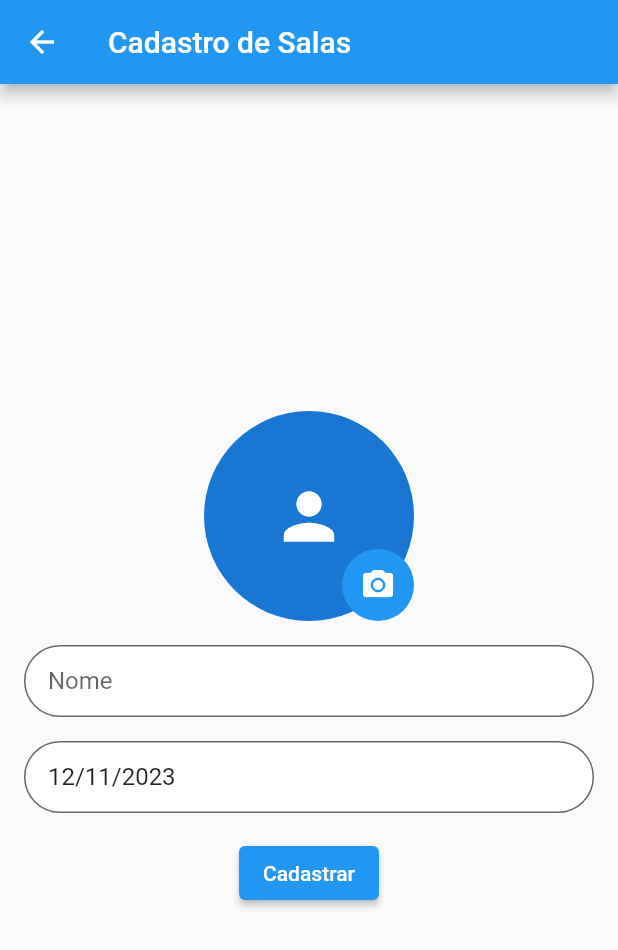
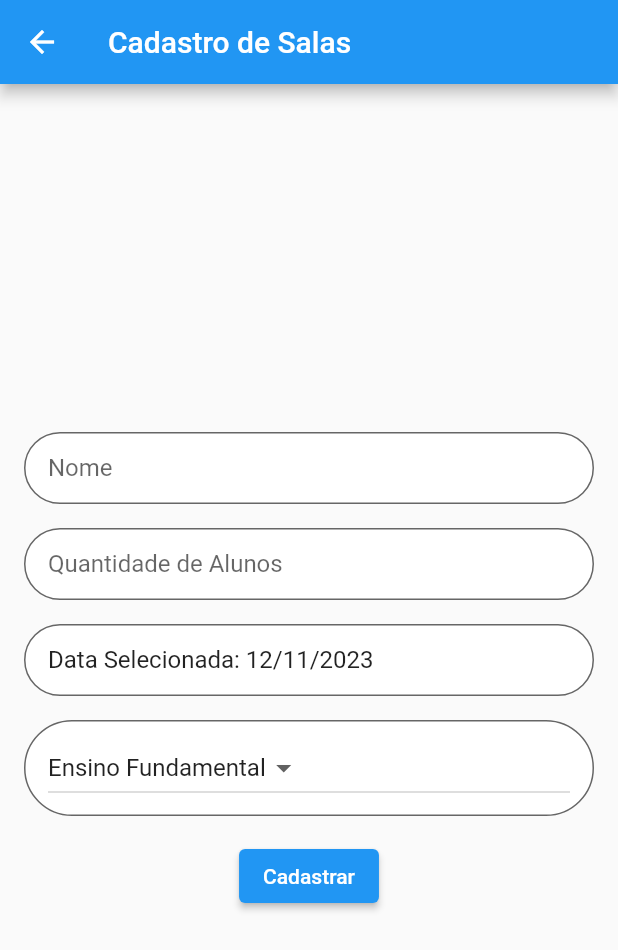
Before and after one commit to heeydoug/flutter-juntos-aprender, a Flutter app: the CreateClassroomScreen screen opened directly, on a phone screen of 412 x 824 dp. Shown: the top 950 px of the screen. Run offline on Flutter 3.47's test engine with Material 2 defaults, Android fonts, the phone set to English and light mode, and no system bars; our stand-ins replace cloud_firestore, firebase_auth, firebase_core, image_picker; missing offline and left inert: ftoast; accounts and stored records are empty; generated files the repository leaves out were written again.

Commit message:
Adicionando listagem e ajustes de inputs

```diff
--- a/lib/models/classroom_model.dart
+++ b/lib/models/classroom_model.dart
@@ -1,21 +1,35 @@
+import 'package:cloud_firestore/cloud_firestore.dart';
+
 class ClassroomModel {
   String? id;
   String nomeSala;
+  String tipoEnsino;
+  int quantidadeAlunos;
   late DateTime data;
   String? urlImg;
 
   ClassroomModel(
       {this.id = null,
       required this.nomeSala,
+      required this.tipoEnsino,
+      required this.quantidadeAlunos,
       required this.data,
       this.urlImg = null});
 
   ClassroomModel.fromMap(Map<String, dynamic> map)
       : nomeSala = map["nomeSala"],
-        data = map["data"],
+        tipoEnsino = map["tipoEnsino"],
+        quantidadeAlunos = map["quantidadeAlunos"],
+        data = (map["data"] as Timestamp).toDate(),
         urlImg = map["urlImg"];
 
   Map<String, dynamic> toMap() {
-    return {"nomeSala": nomeSala, "data": data, "urlImg": urlImg};
+    return {
+      "nomeSala": nomeSala,
+      "tipoEnsino": tipoEnsino,
+      "quantidadeAlunos": quantidadeAlunos,
+      "data": data,
+      "urlImg": urlImg
+    };
   }
 }
--- a/lib/screens/create_classroom_screen.dart
+++ b/lib/screens/create_classroom_screen.dart
@@ -1,6 +1,5 @@
-import 'dart:io';
-
 import 'package:flutter/material.dart';
+import 'package:flutter/services.dart';
 import 'package:flutter_juntos_aprender/components/decoration_inputs.dart';
 import 'package:flutter_juntos_aprender/controllers/control_classroom.dart';
 import 'package:flutter_juntos_aprender/models/classroom_model.dart';
@@ -14,8 +13,10 @@ class CreateClassroomScreen extends StatefulWidget {
 
 class _CreateClassroomScreenState extends State<CreateClassroomScreen> {
   TextEditingController _nomeController = TextEditingController();
+  TextEditingController _quantidadeAlunosController = TextEditingController();
   late DateTime _data = DateTime.now();
   late String _fotoPath = '';
+  String _selectedTipoEnsino = 'Ensino Fundamental';
 
   late ControlClassRoom _controlClassRoom;
 
@@ -25,24 +26,30 @@ class _CreateClassroomScreenState extends State<CreateClassroomScreen> {
     _controlClassRoom = ControlClassRoom();
   }
 
-  _addClassroom(String nome, DateTime date, String urlImg) {
-    final newCLassroom =
-        ClassroomModel(nomeSala: nome, data: date, urlImg: urlImg);
-
-    _controlClassRoom.insert(newCLassroom);
+  _addClassroom(String nome, DateTime date, String urlImg,
+      String quantidadeAlunos, String selectedTipoEnsino) {
+    final newClassroom = ClassroomModel(
+      nomeSala: nome,
+      data: date,
+      urlImg: urlImg,
+      quantidadeAlunos: int.parse(quantidadeAlunos),
+      tipoEnsino: selectedTipoEnsino,
+    );
+    _controlClassRoom.insert(newClassroom);
     Navigator.of(context).pop();
   }
 
-  Future<void> _selectDataNascimento(BuildContext context) async {
+  Future<void> _selectData(BuildContext context) async {
     final DateTime? picked = await showDatePicker(
       context: context,
       initialDate: DateTime.now(),
       firstDate: DateTime(1900),
       lastDate: DateTime.now(),
+      locale: Locale('pt', 'BR'),
     );
-    if (picked != null && picked != _data) {
+    if (picked != null) {
       setState(() {
-        _data = picked;
+        _data = picked.add(Duration(hours: 3));
       });
     }
   }
@@ -58,7 +65,6 @@ class _CreateClassroomScreenState extends State<CreateClassroomScreen> {
     }
   }
 
-  @override
   Widget build(BuildContext context) {
     return Scaffold(
       appBar: AppBar(
@@ -71,36 +77,18 @@ class _CreateClassroomScreenState extends State<CreateClassroomScreen> {
             mainAxisAlignment: MainAxisAlignment.center,
             crossAxisAlignment: CrossAxisAlignment.center,
             children: [
-              Stack(
-                alignment: Alignment.bottomRight,
-                children: [
-                  CircleAvatar(
-                    radius: 70,
-                    backgroundImage: _fotoPath.isNotEmpty
-                        ? FileImage(File(_fotoPath))
-                        : null,
-                    child: _fotoPath.isEmpty
-                        ? Icon(Icons.person, size: 50, color: Colors.white)
-                        : null,
-                  ),
-                  Container(
-                    decoration: BoxDecoration(
-                      shape: BoxShape.circle,
-                      color: Colors.blue, // Substitua pela cor desejada
-                    ),
-                    child: IconButton(
-                      color: Colors.white,
-                      icon: Icon(Icons.camera_alt),
-                      onPressed: _selectFoto,
-                      tooltip: 'Selecionar Foto',
-                    ),
-                  ),
-                ],
+              SizedBox(height: 16.0),
+              TextField(
+                controller: _nomeController,
+                decoration: getInputDecoration('Nome'),
               ),
               SizedBox(height: 16.0),
               TextField(
-                  controller: _nomeController,
-                  decoration: getInputDecoration('Nome')),
+                controller: _quantidadeAlunosController,
+                decoration: getInputDecoration('Quantidade de Alunos'),
+                keyboardType: TextInputType.number,
+                inputFormatters: [FilteringTextInputFormatter.digitsOnly],
+              ),
               SizedBox(height: 16.0),
               Row(
                 children: [
@@ -108,11 +96,11 @@ class _CreateClassroomScreenState extends State<CreateClassroomScreen> {
                     child: TextFormField(
                       readOnly: true,
                       controller: TextEditingController(
-                        text: _data != null
-                            ? DateFormat('dd/MM/yyyy').format(_data)
-                            : '',
+                        text: _data == null
+                            ? 'Nenhuma data selecionada!'
+                            : 'Data Selecionada: ${DateFormat('dd/MM/yyyy').format(_data)}',
                       ),
-                      onTap: () => _selectDataNascimento(context),
+                      onTap: () => _selectData(context),
                       decoration: getInputDecoration('Data de criação'),
                       validator: (value) {
                         if (value == null || value.isEmpty) {
@@ -125,12 +113,40 @@ class _CreateClassroomScreenState extends State<CreateClassroomScreen> {
                 ],
               ),
               SizedBox(height: 16.0),
+              InputDecorator(
+                decoration: getInputDecoration('Tipo de Ensino'),
+                child: DropdownButton<String>(
+                  value: _selectedTipoEnsino,
+                  onChanged: (String? newValue) {
+                    setState(() {
+                      _selectedTipoEnsino = newValue!;
+                    });
+                  },
+                  items: <String>['Ensino Fundamental', 'Ensino Médio']
+                      .map<DropdownMenuItem<String>>((String value) {
+                    return DropdownMenuItem<String>(
+                      value: value,
+                      child: Text(value),
+                    );
+                  }).toList(),
+                ),
+              ),
+              SizedBox(height: 16.0),
               ElevatedButton(
                 onPressed: () {
                   print('Nome: ${_nomeController.text}');
+                  print(
+                      'Quantidade de Alunos: ${_quantidadeAlunosController.text}');
                   print('Data de criação: $_data');
                   print('Foto Path: $_fotoPath');
-                  _addClassroom(_nomeController.text, _data, _fotoPath);
+                  print('Tipo de Ensino: $_selectedTipoEnsino');
+                  _addClassroom(
+                    _nomeController.text,
+                    _data,
+                    _fotoPath,
+                    _quantidadeAlunosController.text,
+                    _selectedTipoEnsino,
+                  );
                 },
                 child: Text('Cadastrar'),
               ),
--- a/pubspec.yaml
+++ b/pubspec.yaml
@@ -10,6 +10,9 @@ environment:
 dependencies:
   flutter:
     sdk: flutter
+  flutter_localizations:
+    sdk: flutter
+  intl: ^0.18.1
 
   cupertino_icons: ^1.0.2
   firebase_core: ^2.22.0
@@ -17,7 +20,7 @@ dependencies:
   ftoast: ^2.0.0
   cloud_firestore: ^4.13.0
   image_picker: ^1.0.4
-  intl: ^0.18.1
+  timezone: ^0.9.2
 
 dev_dependencies:
   flutter_test:
```
Also changed, not shown: lib/main.dart (+11 -1 lines), lib/screens/manage_classroom_screen.dart (+40 -11 lines), pubspec.lock.
